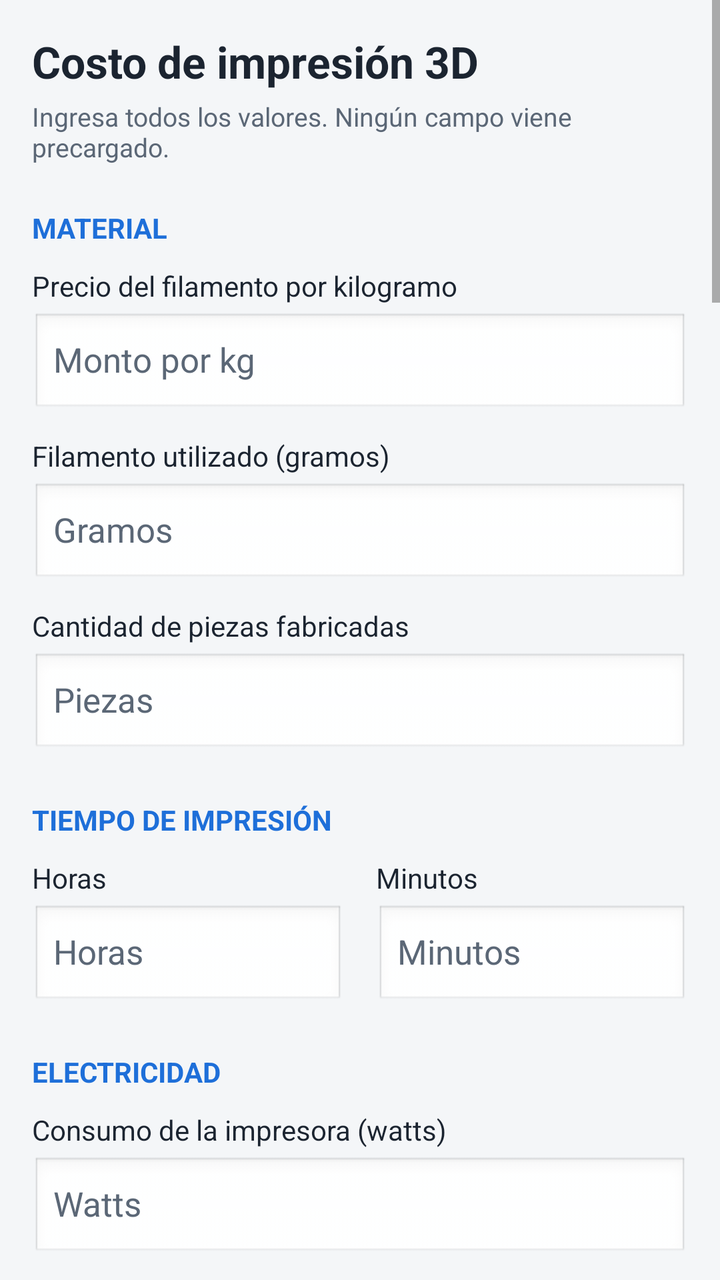
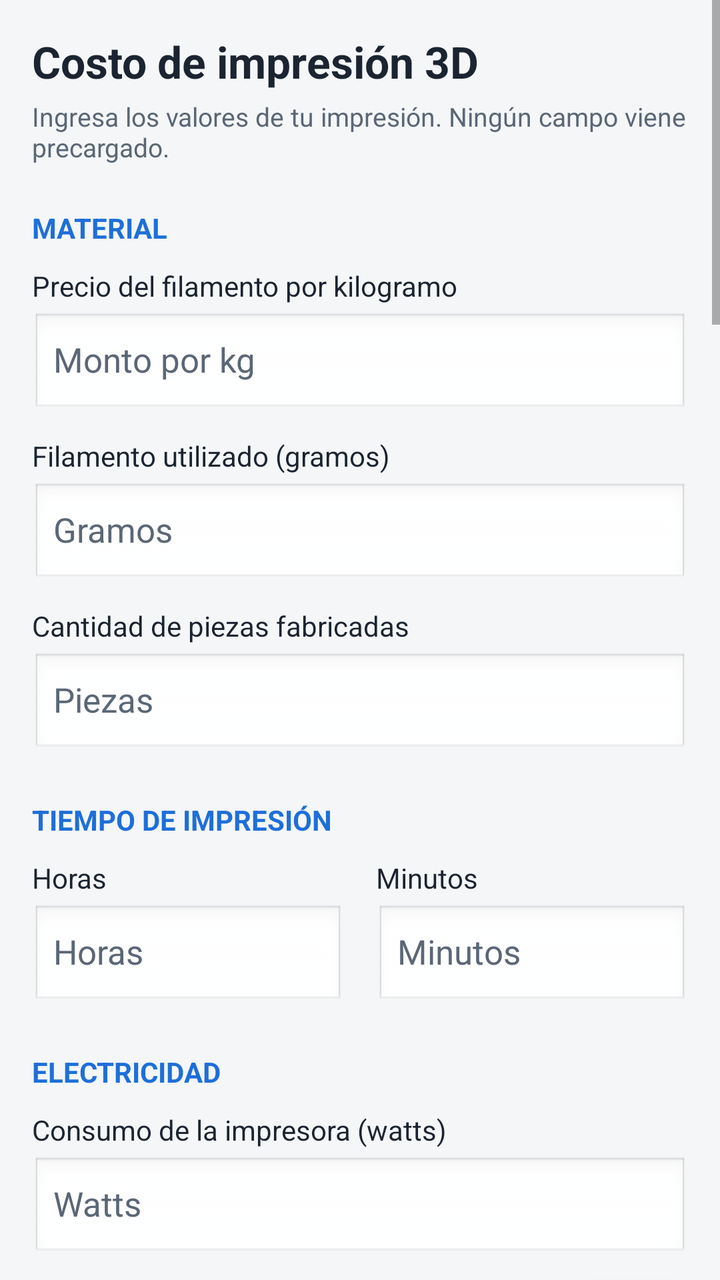

Before-and-after screenshots of an Android layout around one commit, followed by the original layout XML and the change that was made.
<!-- AndroidManifest.xml: application theme AppTheme -->
<!-- res/layout/activity_main.xml -->
<?xml version="1.0" encoding="utf-8"?>
<ScrollView xmlns:android="http://schemas.android.com/apk/res/android"
    android:layout_width="match_parent"
    android:layout_height="match_parent"
    android:background="@color/fondo"
    android:fillViewport="true"
    android:scrollbars="vertical">

    <LinearLayout
        android:layout_width="match_parent"
        android:layout_height="wrap_content"
        android:orientation="vertical"
        android:padding="16dp">

        <TextView
            android:layout_width="match_parent"
            android:layout_height="wrap_content"
            android:text="@string/titulo"
            android:textColor="@color/texto"
            android:textSize="22sp"
            android:textStyle="bold" />

        <TextView
            android:layout_width="match_parent"
            android:layout_height="wrap_content"
            android:layout_marginTop="4dp"
            android:text="@string/subtitulo"
            android:textColor="@color/texto_suave"
            android:textSize="13sp" />

        
        <TextView style="@style/Seccion" android:text="@string/sec_material" />

        <TextView style="@style/Etiqueta" android:text="@string/lbl_precio_kg" />
        <EditText
            android:id="@+id/et_precio_kg"
            style="@style/Campo"
            android:hint="@string/hint_precio_kg"
            android:inputType="numberDecimal" />

        <TextView style="@style/Etiqueta" android:text="@string/lbl_gramos" />
        <EditText
            android:id="@+id/et_gramos"
            style="@style/Campo"
            android:hint="@string/hint_gramos"
            android:inputType="numberDecimal" />

        <TextView style="@style/Etiqueta" android:text="@string/lbl_piezas" />
        <EditText
            android:id="@+id/et_piezas"
            style="@style/Campo"
            android:hint="@string/hint_piezas"
            android:inputType="number" />

        
        <TextView style="@style/Seccion" android:text="@string/sec_tiempo" />

        <LinearLayout
            android:layout_width="match_parent"
            android:layout_height="wrap_content"
            android:orientation="horizontal">

            <LinearLayout
                android:layout_width="0dp"
                android:layout_height="wrap_content"
                android:layout_marginEnd="8dp"
                android:layout_weight="1"
                android:orientation="vertical">

                <TextView style="@style/Etiqueta" android:text="@string/lbl_horas" />
                <EditText
                    android:id="@+id/et_horas"
                    style="@style/Campo"
                    android:hint="@string/hint_horas"
                    android:inputType="numberDecimal" />
            </LinearLayout>

            <LinearLayout
                android:layout_width="0dp"
                android:layout_height="wrap_content"
                android:layout_marginStart="8dp"
                android:layout_weight="1"
                android:orientation="vertical">

                <TextView style="@style/Etiqueta" android:text="@string/lbl_minutos" />
                <EditText
                    android:id="@+id/et_minutos"
                    style="@style/Campo"
                    android:hint="@string/hint_minutos"
                    android:inputType="numberDecimal" />
            </LinearLayout>
        </LinearLayout>

        
        <TextView style="@style/Seccion" android:text="@string/sec_electricidad" />

        <TextView style="@style/Etiqueta" android:text="@string/lbl_watts" />
        <EditText
            android:id="@+id/et_watts"
            style="@style/Campo"
            android:hint="@string/hint_watts"
            android:inputType="numberDecimal" />

        <TextView style="@style/Etiqueta" android:text="@string/lbl_precio_kwh" />
        <EditText
            android:id="@+id/et_precio_kwh"
            style="@style/Campo"
            android:hint="@string/hint_precio_kwh"
            android:inputType="numberDecimal" />

        
        <TextView style="@style/Subtitulo" android:text="@string/sub_region" />

        <Spinner
            android:id="@+id/sp_region"
            android:layout_width="match_parent"
            android:layout_height="52dp"
            android:layout_marginTop="4dp" />

        <Button
            android:id="@+id/btn_detectar"
            android:layout_width="match_parent"
            android:layout_height="48dp"
            android:layout_marginTop="6dp"
            android:text="@string/btn_detectar" />

        <TextView
            android:id="@+id/tv_region_info"
            android:layout_width="match_parent"
            android:layout_height="wrap_content"
            android:layout_marginTop="6dp"
            android:text="@string/region_info_inicial"
            android:textColor="@color/texto"
            android:textSize="13sp" />

        <LinearLayout style="@style/FilaSugerido">
            <TextView
                android:id="@+id/tv_region_ref"
                style="@style/TextoSugerido"
                android:text="@string/region_ref_ninguna" />
            <Button
                android:id="@+id/btn_usar_region"
                style="@style/BotonUsar" />
        </LinearLayout>

        
        <TextView style="@style/Subtitulo" android:text="@string/sub_boleta" />

        <LinearLayout
            android:layout_width="match_parent"
            android:layout_height="wrap_content"
            android:orientation="horizontal">

            <LinearLayout
                android:layout_width="0dp"
                android:layout_height="wrap_content"
                android:layout_marginEnd="8dp"
                android:layout_weight="1"
                android:orientation="vertical">

                <TextView style="@style/Etiqueta" android:text="@string/lbl_boleta_monto" />
                <EditText
                    android:id="@+id/et_boleta_monto"
                    style="@style/Campo"
                    android:hint="@string/hint_boleta_monto"
                    android:inputType="numberDecimal" />
            </LinearLayout>

            <LinearLayout
                android:layout_width="0dp"
                android:layout_height="wrap_content"
                android:layout_marginStart="8dp"
                android:layout_weight="1"
                android:orientation="vertical">

                <TextView style="@style/Etiqueta" android:text="@string/lbl_boleta_kwh" />
                <EditText
                    android:id="@+id/et_boleta_kwh"
                    style="@style/Campo"
                    android:hint="@string/hint_boleta_kwh"
                    android:inputType="numberDecimal" />
            </LinearLayout>
        </LinearLayout>

        <LinearLayout style="@style/FilaSugerido">
            <TextView
                android:id="@+id/tv_boleta_resultado"
                style="@style/TextoSugerido"
                android:text="@string/boleta_ayuda" />
            <Button
                android:id="@+id/btn_usar_boleta"
                style="@style/BotonUsar" />
        </LinearLayout>

        
        <TextView style="@style/Seccion" android:text="@string/sec_impresora" />

        <TextView style="@style/Etiqueta" android:text="@string/lbl_precio_impresora" />
        <EditText
            android:id="@+id/et_precio_impresora"
            style="@style/Campo"
            android:hint="@string/hint_precio_impresora"
            android:inputType="numberDecimal" />
        <LinearLayout style="@style/FilaSugerido">
            <TextView
                android:id="@+id/tv_sug_precio_impresora"
                style="@style/TextoSugerido" />
            <Button
                android:id="@+id/btn_usar_precio_impresora"
                style="@style/BotonUsar" />
        </LinearLayout>

        <TextView style="@style/Etiqueta" android:text="@string/lbl_vida_util" />
        <EditText
            android:id="@+id/et_vida_util"
            style="@style/Campo"
            android:hint="@string/hint_vida_util"
            android:inputType="numberDecimal" />
        <LinearLayout style="@style/FilaSugerido">
            <TextView
                android:id="@+id/tv_sug_vida_util"
                style="@style/TextoSugerido" />
            <Button
                android:id="@+id/btn_usar_vida_util"
                style="@style/BotonUsar" />
        </LinearLayout>

        <TextView style="@style/Etiqueta" android:text="@string/lbl_mantenimiento" />
        <EditText
            android:id="@+id/et_mantenimiento"
            style="@style/Campo"
            android:hint="@string/hint_mantenimiento"
            android:inputType="numberDecimal" />
        <LinearLayout style="@style/FilaSugerido">
            <TextView
                android:id="@+id/tv_sug_mantenimiento"
                style="@style/TextoSugerido" />
            <Button
                android:id="@+id/btn_usar_mantenimiento"
                style="@style/BotonUsar" />
        </LinearLayout>

        
        <TextView style="@style/Seccion" android:text="@string/sec_extras" />

        <TextView style="@style/Etiqueta" android:text="@string/lbl_horas_trabajo" />
        <EditText
            android:id="@+id/et_horas_trabajo"
            style="@style/Campo"
            android:hint="@string/hint_horas_trabajo"
            android:inputType="numberDecimal" />

        <TextView style="@style/Etiqueta" android:text="@string/lbl_costo_hora_trabajo" />
        <EditText
            android:id="@+id/et_costo_hora_trabajo"
            style="@style/Campo"
            android:hint="@string/hint_costo_hora_trabajo"
            android:inputType="numberDecimal" />

        <TextView style="@style/Etiqueta" android:text="@string/lbl_merma" />
        <EditText
            android:id="@+id/et_merma"
            style="@style/Campo"
            android:hint="@string/hint_merma"
            android:inputType="numberDecimal" />

        <TextView style="@style/Etiqueta" android:text="@string/lbl_margen" />
        <EditText
            android:id="@+id/et_margen"
            style="@style/Campo"
            android:hint="@string/hint_margen"
            android:imeOptions="actionDone"
            android:inputType="numberDecimal" />

        <CheckBox
            android:id="@+id/cb_iva"
            android:layout_width="match_parent"
            android:layout_height="wrap_content"
            android:layout_marginTop="8dp"
            android:text="@string/cb_iva"
            android:textColor="@color/texto"
            android:textSize="14sp" />

        
        <LinearLayout
            android:layout_width="match_parent"
            android:layout_height="wrap_content"
            android:layout_marginTop="20dp"
            android:orientation="horizontal">

            <Button
                android:id="@+id/btn_calcular"
                android:layout_width="0dp"
                android:layout_height="52dp"
                android:layout_marginEnd="8dp"
                android:layout_weight="1"
                android:text="@string/btn_calcular"
                android:textStyle="bold" />

            <Button
                android:id="@+id/btn_limpiar"
                android:layout_width="0dp"
                android:layout_height="52dp"
                android:layout_marginStart="8dp"
                android:layout_weight="1"
                android:text="@string/btn_limpiar" />
        </LinearLayout>

        <TextView
            android:id="@+id/tv_status"
            android:layout_width="match_parent"
            android:layout_height="wrap_content"
            android:layout_marginTop="12dp"
            android:text="@string/status_inicial"
            android:textColor="@color/texto_suave"
            android:textSize="14sp" />

        
        <TextView style="@style/Seccion" android:text="@string/sec_resultados" />

        <LinearLayout
            android:layout_width="match_parent"
            android:layout_height="wrap_content"
            android:background="@color/tarjeta"
            android:orientation="vertical"
            android:padding="14dp">

            <LinearLayout style="@style/FilaResultado">
                <TextView style="@style/ResultadoEtiqueta" android:text="@string/res_material" />
                <TextView
                    android:id="@+id/tv_material"
                    style="@style/ResultadoValor"
                    android:text="@string/vacio" />
            </LinearLayout>

            <LinearLayout style="@style/FilaResultado">
                <TextView style="@style/ResultadoEtiqueta" android:text="@string/res_electricidad" />
                <TextView
                    android:id="@+id/tv_electricidad"
                    style="@style/ResultadoValor"
                    android:text="@string/vacio" />
            </LinearLayout>

            <LinearLayout style="@style/FilaResultado">
                <TextView style="@style/ResultadoEtiqueta" android:text="@string/res_depreciacion" />
                <TextView
                    android:id="@+id/tv_depreciacion"
                    style="@style/ResultadoValor"
                    android:text="@string/vacio" />
            </LinearLayout>

            <LinearLayout style="@style/FilaResultado">
                <TextView style="@style/ResultadoEtiqueta" android:text="@string/res_mantenimiento" />
                <TextView
                    android:id="@+id/tv_mantenimiento"
                    style="@style/ResultadoValor"
                    android:text="@string/vacio" />
            </LinearLayout>

            <LinearLayout style="@style/FilaResultado">
                <TextView style="@style/ResultadoEtiqueta" android:text="@string/res_mano_obra" />
                <TextView
                    android:id="@+id/tv_mano_obra"
                    style="@style/ResultadoValor"
                    android:text="@string/vacio" />
            </LinearLayout>

            <LinearLayout style="@style/FilaResultado">
                <TextView style="@style/ResultadoEtiqueta" android:text="@string/res_merma" />
                <TextView
                    android:id="@+id/tv_merma"
                    style="@style/ResultadoValor"
                    android:text="@string/vacio" />
            </LinearLayout>

            <View
                android:layout_width="match_parent"
                android:layout_height="1dp"
                android:layout_marginTop="6dp"
                android:layout_marginBottom="6dp"
                android:background="@color/linea" />

            <LinearLayout style="@style/FilaResultado">
                <TextView
                    style="@style/ResultadoEtiqueta"
                    android:text="@string/res_total"
                    android:textStyle="bold" />
                <TextView
                    android:id="@+id/tv_total"
                    style="@style/ResultadoValor"
                    android:text="@string/vacio"
                    android:textSize="20sp" />
            </LinearLayout>

            <LinearLayout style="@style/FilaResultado">
                <TextView
                    style="@style/ResultadoEtiqueta"
                    android:text="@string/res_unitario"
                    android:textStyle="bold" />
                <TextView
                    android:id="@+id/tv_unitario"
                    style="@style/ResultadoValor"
                    android:text="@string/vacio"
                    android:textSize="20sp" />
            </LinearLayout>
        </LinearLayout>

        
        <TextView style="@style/Seccion" android:text="@string/sec_venta" />

        <LinearLayout
            android:layout_width="match_parent"
            android:layout_height="wrap_content"
            android:background="@color/tarjeta"
            android:orientation="vertical"
            android:padding="14dp">

            <LinearLayout style="@style/FilaResultado">
                <TextView style="@style/ResultadoEtiqueta" android:text="@string/res_precio_venta" />
                <TextView
                    android:id="@+id/tv_precio_venta"
                    style="@style/ResultadoValor"
                    android:text="@string/vacio" />
            </LinearLayout>

            <LinearLayout style="@style/FilaResultado">
                <TextView style="@style/ResultadoEtiqueta" android:text="@string/res_precio_iva" />
                <TextView
                    android:id="@+id/tv_precio_iva"
                    style="@style/ResultadoValor"
                    android:text="@string/vacio" />
            </LinearLayout>

            <LinearLayout style="@style/FilaResultado">
                <TextView style="@style/ResultadoEtiqueta" android:text="@string/res_ganancia" />
                <TextView
                    android:id="@+id/tv_ganancia"
                    style="@style/ResultadoValor"
                    android:text="@string/vacio" />
            </LinearLayout>
        </LinearLayout>

        <TextView
            android:layout_width="match_parent"
            android:layout_height="wrap_content"
            android:layout_marginTop="12dp"
            android:layout_marginBottom="24dp"
            android:text="@string/nota_formato"
            android:textColor="@color/texto_suave"
            android:textSize="12sp" />
    </LinearLayout>
</ScrollView>
<!-- resources referenced by this layout -->
<resources>
  <color name="fondo">#F4F6F8</color>
  <color name="linea">#D5DBE2</color>
  <color name="tarjeta">#FFFFFF</color>
  <color name="texto">#1B2430</color>
  <color name="texto_suave">#5B6776</color>
  <string name="boleta_ayuda">Ingresa el monto total y los kWh de tu boleta.</string>
  <string name="btn_calcular">CALCULAR</string>
  <string name="btn_detectar">DETECTAR MI REGIÓN</string>
  <string name="btn_limpiar">LIMPIAR</string>
  <string name="cb_iva">Mostrar el precio de venta con IVA (19%)</string>
  <string name="hint_boleta_kwh">kWh</string>
  <string name="hint_boleta_monto">Monto total</string>
  <string name="hint_costo_hora_trabajo">Monto por hora</string>
  <string name="hint_gramos">Gramos</string>
  <string name="hint_horas">Horas</string>
  <string name="hint_horas_trabajo">Horas</string>
  <string name="hint_mantenimiento">Monto por hora</string>
  <string name="hint_margen">Porcentaje</string>
  <string name="hint_merma">Porcentaje</string>
  <string name="hint_minutos">Minutos</string>
  <string name="hint_piezas">Piezas</string>
  <string name="hint_precio_impresora">Monto de compra</string>
  <string name="hint_precio_kg">Monto por kg</string>
  <string name="hint_precio_kwh">Monto por kWh</string>
  <string name="hint_vida_util">Horas de vida útil</string>
  <string name="hint_watts">Watts</string>
  <string name="lbl_boleta_kwh">kWh consumidos</string>
  <string name="lbl_boleta_monto">Monto total de la boleta</string>
  <string name="lbl_gramos">Filamento utilizado (gramos)</string>
  <string name="lbl_horas">Horas</string>
  <string name="lbl_mantenimiento">Mantenimiento estimado por hora</string>
  <string name="lbl_margen">Margen de ganancia sobre el costo (%)</string>
  <string name="lbl_merma">Merma / impresiones fallidas (%)</string>
  <string name="lbl_minutos">Minutos</string>
  <string name="lbl_piezas">Cantidad de piezas fabricadas</string>
  <string name="lbl_precio_impresora">Precio de compra de la impresora</string>
  <string name="lbl_precio_kg">Precio del filamento por kilogramo</string>
  <string name="lbl_precio_kwh">Precio de electricidad por kWh</string>
  <string name="lbl_vida_util">Vida útil estimada (horas)</string>
  <string name="lbl_watts">Consumo de la impresora (watts)</string>
  <string name="region_info_inicial">Elige tu región o toca DETECTAR MI REGIÓN.</string>
  <string name="res_depreciacion">Depreciación</string>
  <string name="res_electricidad">Electricidad</string>
  <string name="res_ganancia">Ganancia del lote (sin IVA)</string>
  <string name="res_mano_obra">Mano de obra</string>
  <string name="res_mantenimiento">Mantenimiento</string>
  <string name="res_material">Material</string>
  <string name="res_merma">Merma / fallos</string>
  <string name="res_precio_iva">Precio de venta unitario con IVA</string>
  <string name="res_precio_venta">Precio de venta unitario (sin IVA)</string>
  <string name="res_total">COSTO TOTAL</string>
  <string name="res_unitario">COSTO UNITARIO</string>
  <string name="sec_electricidad">Electricidad</string>
  <string name="sec_extras">Extras (opcionales)</string>
  <string name="sec_impresora">Impresora</string>
  <string name="sec_material">Material</string>
  <string name="sec_resultados">Resultados</string>
  <string name="sec_tiempo">Tiempo de impresión</string>
  <string name="sec_venta">Precio de venta</string>
  <string name="status_inicial">Completa todos los campos para ver el resultado.</string>
  <string name="sub_boleta">Calcular el precio del kWh desde tu boleta</string>
  <string name="sub_region">Precio del kWh según tu región</string>
  <string name="subtitulo">Ingresa todos los valores. Ningún campo viene precargado.</string>
  <string name="titulo">Costo de impresión 3D</string>
  <string name="vacio">—</string>
  <string name="btn_usar">USAR</string>
  <string name="desc_usar">Usar el valor sugerido</string>
  <color name="acento">#1E6FD9</color>
  <!-- unchanged entries left out for length: 15 -->
</resources>

<!-- the commit's change to res/layout/activity_main.xml (unified diff, before → after) -->
@@ -94,34 +94,57 @@
         
         <TextView style="@style/Seccion" android:text="@string/sec_electricidad" />
 
+        
         <TextView style="@style/Etiqueta" android:text="@string/lbl_watts" />
         <EditText
             android:id="@+id/et_watts"
             style="@style/Campo"
             android:hint="@string/hint_watts"
             android:inputType="numberDecimal" />
-
-        <TextView style="@style/Etiqueta" android:text="@string/lbl_precio_kwh" />
+        <LinearLayout style="@style/FilaSugerido">
+            <TextView
+                android:id="@+id/tv_watts_estandar"
+                style="@style/TextoSugerido" />
+            <Button
+                android:id="@+id/btn_usar_watts_estandar"
+                style="@style/BotonUsar" />
+        </LinearLayout>
+        <LinearLayout style="@style/FilaSugerido">
+            <TextView
+                android:id="@+id/tv_watts_alto"
+                style="@style/TextoSugerido" />
+            <Button
+                android:id="@+id/btn_usar_watts_alto"
+                style="@style/BotonUsar" />
+        </LinearLayout>
+        <TextView
+            android:id="@+id/tv_watts_fuente"
+            android:layout_width="match_parent"
+            android:layout_height="wrap_content"
+            android:layout_marginTop="4dp"
+            android:text="@string/watts_fuente"
+            android:textColor="@color/texto_suave"
+            android:textSize="11sp" />
+
+        
+        <TextView style="@style/Etiqueta" android:layout_marginTop="18dp" android:text="@string/lbl_precio_kwh" />
         <EditText
             android:id="@+id/et_precio_kwh"
             style="@style/Campo"
             android:hint="@string/hint_precio_kwh"
             android:inputType="numberDecimal" />
-
-        
-        <TextView style="@style/Subtitulo" android:text="@string/sub_region" />
 
         <Spinner
             android:id="@+id/sp_region"
             android:layout_width="match_parent"
             android:layout_height="52dp"
-            android:layout_marginTop="4dp" />
+            android:layout_marginTop="6dp" />
 
         <Button
             android:id="@+id/btn_detectar"
             android:layout_width="match_parent"
             android:layout_height="48dp"
-            android:layout_marginTop="6dp"
+            android:layout_marginTop="2dp"
             android:text="@string/btn_detectar" />
 
         <TextView
@@ -143,7 +166,6 @@
                 style="@style/BotonUsar" />
         </LinearLayout>
 
-        
         <TextView style="@style/Subtitulo" android:text="@string/sub_boleta" />
 
         <LinearLayout
@@ -193,51 +215,21 @@
         </LinearLayout>
 
         
-        <TextView style="@style/Seccion" android:text="@string/sec_impresora" />
-
-        <TextView style="@style/Etiqueta" android:text="@string/lbl_precio_impresora" />
-        <EditText
-            android:id="@+id/et_precio_impresora"
-            style="@style/Campo"
-            android:hint="@string/hint_precio_impresora"
-            android:inputType="numberDecimal" />
-        <LinearLayout style="@style/FilaSugerido">
-            <TextView
-                android:id="@+id/tv_sug_precio_impresora"
-                style="@style/TextoSugerido" />
-            <Button
-                android:id="@+id/btn_usar_precio_impresora"
-                style="@style/BotonUsar" />
-        </LinearLayout>
-
-        <TextView style="@style/Etiqueta" android:text="@string/lbl_vida_util" />
-        <EditText
-            android:id="@+id/et_vida_util"
-            style="@style/Campo"
-            android:hint="@string/hint_vida_util"
-            android:inputType="numberDecimal" />
-        <LinearLayout style="@style/FilaSugerido">
-            <TextView
-                android:id="@+id/tv_sug_vida_util"
-                style="@style/TextoSugerido" />
-            <Button
-                android:id="@+id/btn_usar_vida_util"
-                style="@style/BotonUsar" />
-        </LinearLayout>
-
-        <TextView style="@style/Etiqueta" android:text="@string/lbl_mantenimiento" />
-        <EditText
-            android:id="@+id/et_mantenimiento"
-            style="@style/Campo"
-            android:hint="@string/hint_mantenimiento"
-            android:inputType="numberDecimal" />
-        <LinearLayout style="@style/FilaSugerido">
-            <TextView
-                android:id="@+id/tv_sug_mantenimiento"
-                style="@style/TextoSugerido" />
-            <Button
-                android:id="@+id/btn_usar_mantenimiento"
-                style="@style/BotonUsar" />
+        <LinearLayout style="@style/FilaSugerido" android:layout_marginTop="14dp">
+            <TextView
+                android:id="@+id/tv_tarifa_guardada"
+                style="@style/TextoSugerido"
+                android:text="@string/tarifa_vacia"
+                android:textColor="@color/texto" />
+            <Button
+                android:id="@+id/btn_guardar_tarifa"
+                style="@style/BotonUsar"
+                android:contentDescription="@string/btn_guardar"
+                android:text="@string/btn_guardar" />
+            <Button
+                android:id="@+id/btn_usar_tarifa"
+                style="@style/BotonUsar"
+                android:layout_marginStart="6dp" />
         </LinearLayout>
 
         
@@ -403,6 +395,14 @@
                     android:text="@string/vacio"
                     android:textSize="20sp" />
             </LinearLayout>
+
+            <TextView
+                android:id="@+id/tv_fijos"
+                android:layout_width="match_parent"
+                android:layout_height="wrap_content"
+                android:layout_marginTop="10dp"
+                android:textColor="@color/texto_suave"
+                android:textSize="12sp" />
         </LinearLayout>
 
         
<!-- resource entries referenced after the edit -->
@@ -8,6 +8,7 @@
   <string name="boleta_ayuda">Ingresa el monto total y los kWh de tu boleta.</string>
   <string name="btn_calcular">CALCULAR</string>
   <string name="btn_detectar">DETECTAR MI REGIÓN</string>
+  <string name="btn_guardar">GUARDAR</string>
   <string name="btn_limpiar">LIMPIAR</string>
   <string name="cb_iva">Mostrar el precio de venta con IVA (19%)</string>
   <string name="hint_boleta_kwh">kWh</string>
@@ -16,32 +17,26 @@
   <string name="hint_gramos">Gramos</string>
   <string name="hint_horas">Horas</string>
   <string name="hint_horas_trabajo">Horas</string>
-  <string name="hint_mantenimiento">Monto por hora</string>
   <string name="hint_margen">Porcentaje</string>
   <string name="hint_merma">Porcentaje</string>
   <string name="hint_minutos">Minutos</string>
   <string name="hint_piezas">Piezas</string>
-  <string name="hint_precio_impresora">Monto de compra</string>
   <string name="hint_precio_kg">Monto por kg</string>
   <string name="hint_precio_kwh">Monto por kWh</string>
-  <string name="hint_vida_util">Horas de vida útil</string>
   <string name="hint_watts">Watts</string>
   <string name="lbl_boleta_kwh">kWh consumidos</string>
   <string name="lbl_boleta_monto">Monto total de la boleta</string>
   <string name="lbl_gramos">Filamento utilizado (gramos)</string>
   <string name="lbl_horas">Horas</string>
-  <string name="lbl_mantenimiento">Mantenimiento estimado por hora</string>
   <string name="lbl_margen">Margen de ganancia sobre el costo (%)</string>
   <string name="lbl_merma">Merma / impresiones fallidas (%)</string>
   <string name="lbl_minutos">Minutos</string>
   <string name="lbl_piezas">Cantidad de piezas fabricadas</string>
-  <string name="lbl_precio_impresora">Precio de compra de la impresora</string>
   <string name="lbl_precio_kg">Precio del filamento por kilogramo</string>
   <string name="lbl_precio_kwh">Precio de electricidad por kWh</string>
-  <string name="lbl_vida_util">Vida útil estimada (horas)</string>
   <string name="lbl_watts">Consumo de la impresora (watts)</string>
   <string name="region_info_inicial">Elige tu región o toca DETECTAR MI REGIÓN.</string>
-  <string name="res_depreciacion">Depreciación</string>
+  <string name="res_depreciacion">Depreciación de la impresora</string>
   <string name="res_electricidad">Electricidad</string>
   <string name="res_ganancia">Ganancia del lote (sin IVA)</string>
   <string name="res_mano_obra">Mano de obra</string>
@@ -54,19 +49,19 @@
   <string name="res_unitario">COSTO UNITARIO</string>
   <string name="sec_electricidad">Electricidad</string>
   <string name="sec_extras">Extras (opcionales)</string>
-  <string name="sec_impresora">Impresora</string>
   <string name="sec_material">Material</string>
   <string name="sec_resultados">Resultados</string>
   <string name="sec_tiempo">Tiempo de impresión</string>
   <string name="sec_venta">Precio de venta</string>
-  <string name="status_inicial">Completa todos los campos para ver el resultado.</string>
-  <string name="sub_boleta">Calcular el precio del kWh desde tu boleta</string>
-  <string name="sub_region">Precio del kWh según tu región</string>
-  <string name="subtitulo">Ingresa todos los valores. Ningún campo viene precargado.</string>
+  <string name="status_inicial">Completa los campos obligatorios para ver el resultado.</string>
+  <string name="sub_boleta">O calcúlalo con tu boleta</string>
+  <string name="subtitulo">Ingresa los valores de tu impresión. Ningún campo viene precargado.</string>
+  <string name="tarifa_vacia">Mi tarifa: aún no guardas una. Ingresa el precio del kWh y toca GUARDAR.</string>
   <string name="titulo">Costo de impresión 3D</string>
   <string name="vacio">—</string>
+  <string name="watts_fuente">Bambu Lab A1 Combo. Estándar: promedio en PLA según la wiki de Bambu Lab (95 W) y mediciones de usuarios (70–80 W). Alto consumo: unos 200 W en ABS, según mediciones de usuarios. El pico de calentamiento (hasta 1.300 W a 220 V según la hoja técnica) dura poco y no es el consumo promedio. Son valores referenciales: un enchufe medidor da el dato exacto de tu equipo.</string>
   <string name="btn_usar">USAR</string>
-  <string name="desc_usar">Usar el valor sugerido</string>
+  <string name="desc_usar">Usar el valor indicado</string>
   <color name="acento">#1E6FD9</color>
   <!-- unchanged entries left out for length: 15 -->
 </resources>
